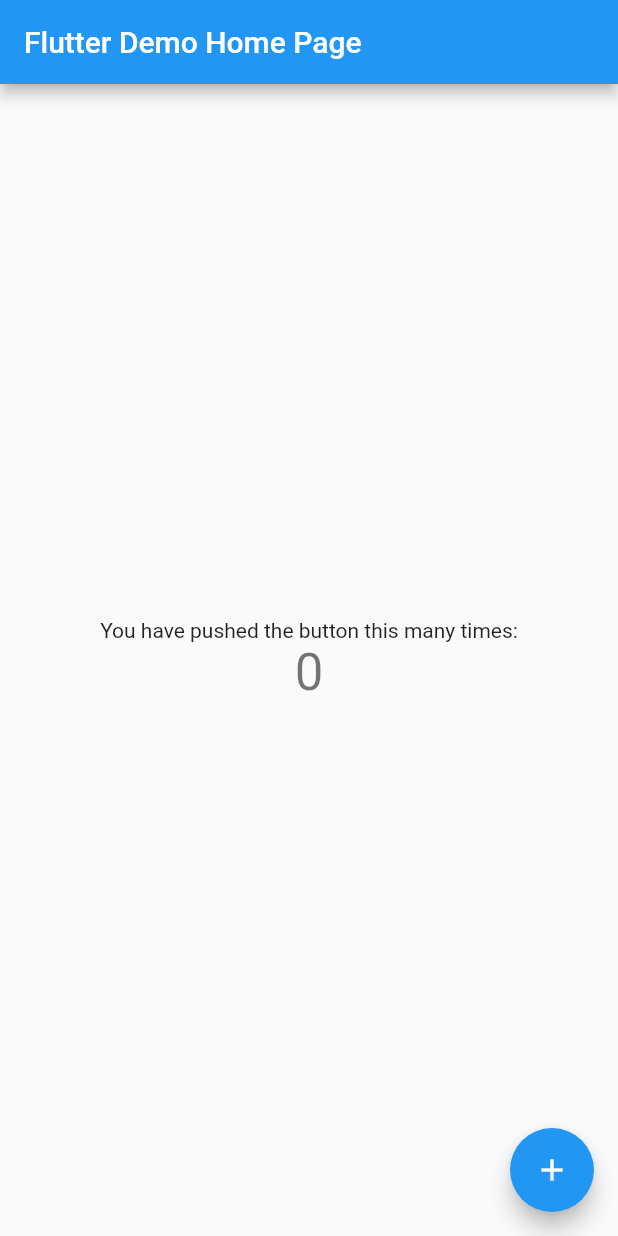
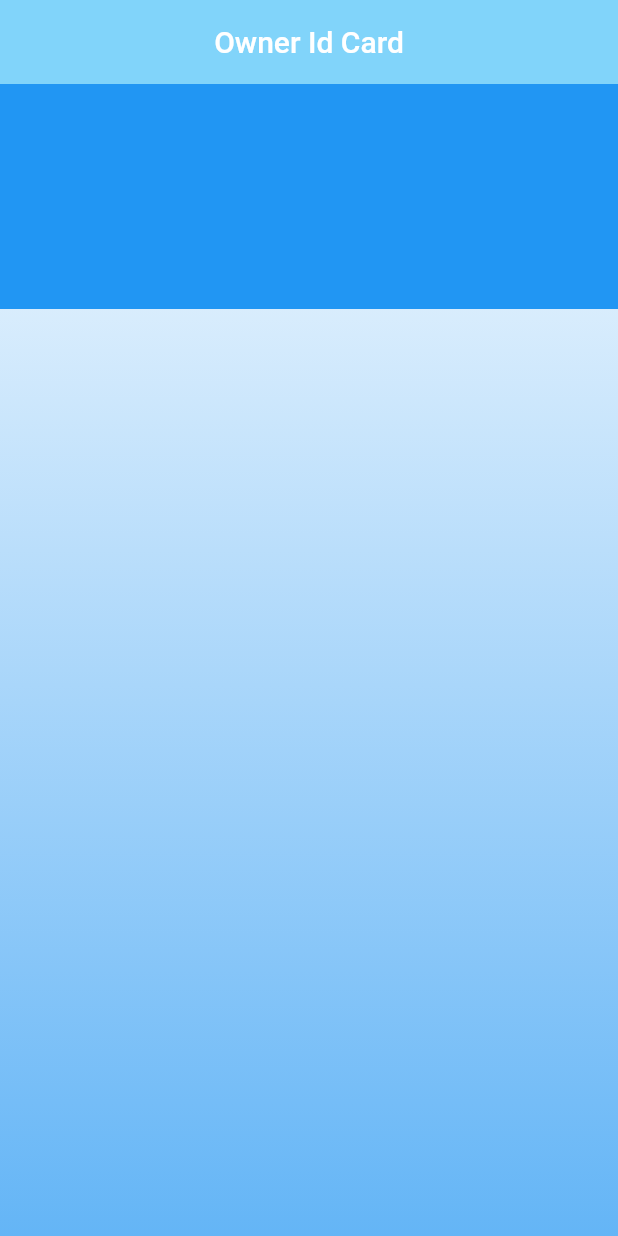
Before and after one commit to BSEF19M504/Owner_Id_in_Flutter, a Flutter app: the screen it shows after launch, on a phone screen of 412 x 824 dp. Run offline on Flutter 3.47's test engine with Material 2 defaults, Android fonts, the phone set to English and light mode, and no system bars.

Commit message:
Added decoration to home page

```diff
--- a/lib/main.dart
+++ b/lib/main.dart
@@ -1,115 +1,51 @@
 import 'package:flutter/material.dart';
 
 void main() {
-  runApp(const MyApp());
+  runApp(const MaterialApp(
+    home: IdApp(),
+  ));
 }
 
-class MyApp extends StatelessWidget {
-  const MyApp({super.key});
-
-  // This widget is the root of your application.
-  @override
-  Widget build(BuildContext context) {
-    return MaterialApp(
-      title: 'Flutter Demo',
-      theme: ThemeData(
-        // This is the theme of your application.
-        //
-        // Try running your application with "flutter run". You'll see the
-        // application has a blue toolbar. Then, without quitting the app, try
-        // changing the primarySwatch below to Colors.green and then invoke
-        // "hot reload" (press "r" in the console where you ran "flutter run",
-        // or simply save your changes to "hot reload" in a Flutter IDE).
-        // Notice that the counter didn't reset back to zero; the application
-        // is not restarted.
-        primarySwatch: Colors.blue,
-      ),
-      home: const MyHomePage(title: 'Flutter Demo Home Page'),
-    );
-  }
-}
-
-class MyHomePage extends StatefulWidget {
-  const MyHomePage({super.key, required this.title});
-
-  // This widget is the home page of your application. It is stateful, meaning
-  // that it has a State object (defined below) that contains fields that affect
-  // how it looks.
-
-  // This class is the configuration for the state. It holds the values (in this
-  // case the title) provided by the parent (in this case the App widget) and
-  // used by the build method of the State. Fields in a Widget subclass are
-  // always marked "final".
-
-  final String title;
-
-  @override
-  State<MyHomePage> createState() => _MyHomePageState();
-}
-
-class _MyHomePageState extends State<MyHomePage> {
-  int _counter = 0;
-
-  void _incrementCounter() {
-    setState(() {
-      // This call to setState tells the Flutter framework that something has
-      // changed in this State, which causes it to rerun the build method below
-      // so that the display can reflect the updated values. If we changed
-      // _counter without calling setState(), then the build method would not be
-      // called again, and so nothing would appear to happen.
-      _counter++;
-    });
-  }
+class IdApp extends StatelessWidget {
+  const IdApp({Key? key}) : super(key: key);
 
   @override
   Widget build(BuildContext context) {
-    // This method is rerun every time setState is called, for instance as done
-    // by the _incrementCounter method above.
-    //
-    // The Flutter framework has been optimized to make rerunning build methods
-    // fast, so that you can just rebuild anything that needs updating rather
-    // than having to individually change instances of widgets.
-    return Scaffold(
-      appBar: AppBar(
-        // Here we take the value from the MyHomePage object that was created by
-        // the App.build method, and use it to set our appbar title.
-        title: Text(widget.title),
+    List<String> options = ["Name", "Date of Birth"];
+    List<String> answers = ["Muhammad Nauman Sheikh","November 10, 2000"];
+    return Container(
+      decoration: BoxDecoration(
+          gradient: LinearGradient(
+            begin: Alignment.topCenter,
+            end: Alignment.bottomCenter,
+            colors: [
+              Colors.white,
+              Colors.blue.shade300,
+            ],
+          )
       ),
-      body: Center(
-        // Center is a layout widget. It takes a single child and positions it
-        // in the middle of the parent.
-        child: Column(
-          // Column is also a layout widget. It takes a list of children and
-          // arranges them vertically. By default, it sizes itself to fit its
-          // children horizontally, and tries to be as tall as its parent.
-          //
-          // Invoke "debug painting" (press "p" in the console, choose the
-          // "Toggle Debug Paint" action from the Flutter Inspector in Android
-          // Studio, or the "Toggle Debug Paint" command in Visual Studio Code)
-          // to see the wireframe for each widget.
-          //
-          // Column has various properties to control how it sizes itself and
-          // how it positions its children. Here we use mainAxisAlignment to
-          // center the children vertically; the main axis here is the vertical
-          // axis because Columns are vertical (the cross axis would be
-          // horizontal).
-          mainAxisAlignment: MainAxisAlignment.center,
-          children: <Widget>[
-            const Text(
-              'You have pushed the button this many times:',
-            ),
-            Text(
-              '$_counter',
-              style: Theme.of(context).textTheme.headline4,
+      child: Scaffold(
+        backgroundColor: Colors.transparent,
+        appBar: AppBar(
+          title: const Text("Owner Id Card"),
+          centerTitle: true,
+          elevation: 0.0,
+          backgroundColor: Colors.lightBlue[200],
+        ),
+        body: Column(
+          crossAxisAlignment: CrossAxisAlignment.start,
+          children: [
+            Container(
+              height: 150,
+              color: Colors.blue,
+              child: Row(
+                mainAxisAlignment: MainAxisAlignment.center,
+
+              ),
             ),
           ],
         ),
       ),
-      floatingActionButton: FloatingActionButton(
-        onPressed: _incrementCounter,
-        tooltip: 'Increment',
-        child: const Icon(Icons.add),
-      ), // This trailing comma makes auto-formatting nicer for build methods.
     );
   }
 }
--- a/pubspec.yaml
+++ b/pubspec.yaml
@@ -60,9 +60,8 @@
   uses-material-design: true
 
   # To add assets to your application, add an assets section, like this:
-  # assets:
-  #   - images/a_dot_burr.jpeg
-  #   - images/a_dot_ham.jpeg
+  assets:
+    - assets/
 
   # An image asset can refer to one or more resolution-specific "variants", see
   # https://flutter.dev/assets-and-images/#resolution-aware
```
Also changed, not shown: 1 other file.
